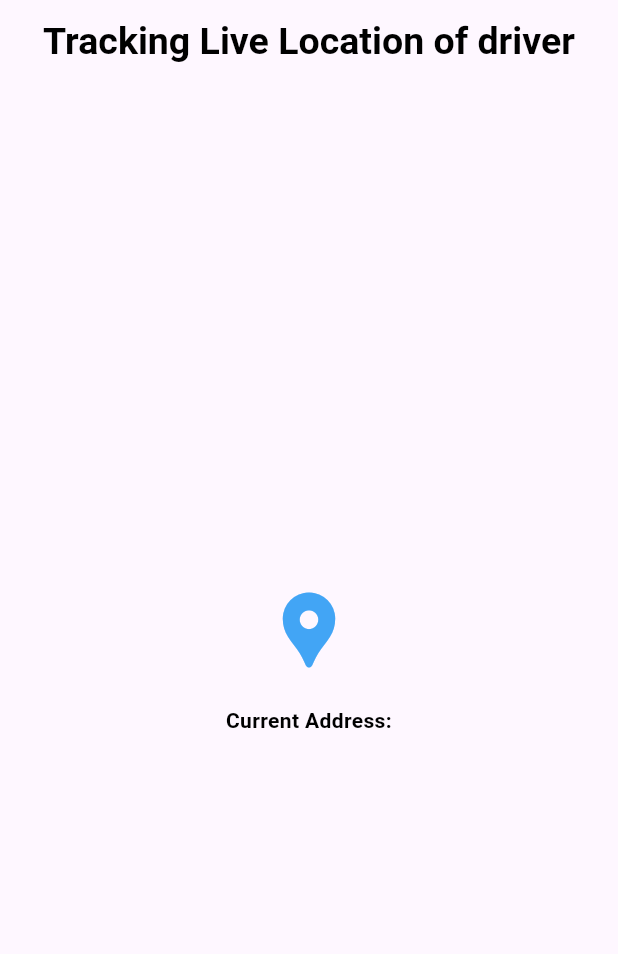
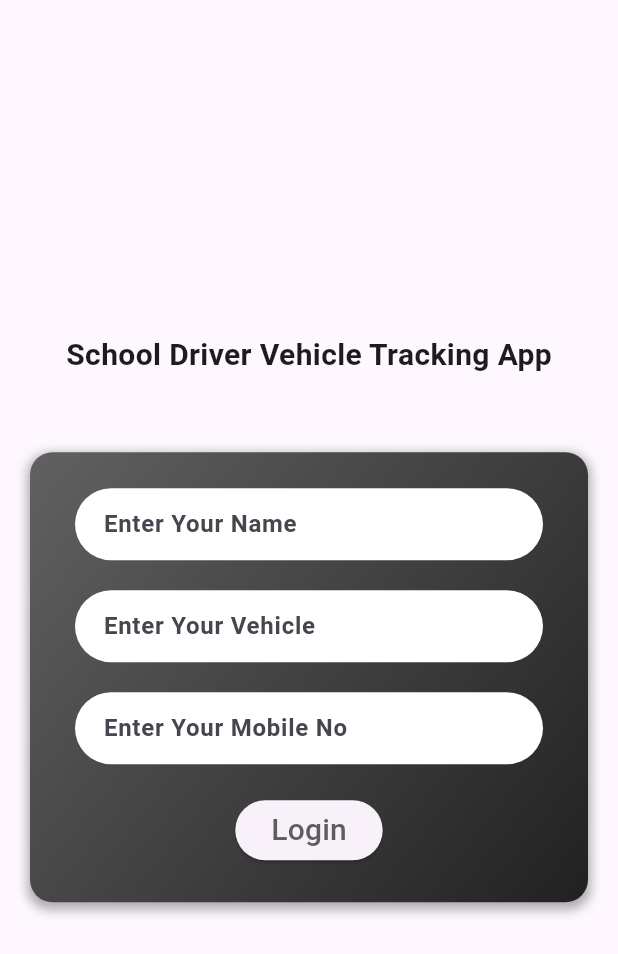
Before and after one commit to Ganeshshinde-2003/School_ERP_LiveTracking_App, a Flutter app: the screen it shows after launch, on a phone screen of 412 x 824 dp. Shown: the top 954 px of the screen. Run offline on Flutter 3.47's test engine with Material 2 defaults, Android fonts, the phone set to English and light mode, and no system bars; our stand-ins replace cloud_firestore, firebase_core, geocoding, geolocator, shared_preferences; accounts and stored records are empty.

Commit message:
Created teh login page and creted teh tracking app

```diff
--- /dev/null
+++ b/lib/login_page.dart
@@ -0,0 +1,161 @@
+// ignore_for_file: avoid_print
+
+import 'package:flutter/material.dart';
+import 'package:cloud_firestore/cloud_firestore.dart';
+import 'package:livelocation/text_field_widget.dart';
+import 'package:livelocation/tracker_home.dart';
+import 'package:shared_preferences/shared_preferences.dart';
+
+class LoginPage extends StatefulWidget {
+  const LoginPage({Key? key}) : super(key: key);
+
+  @override
+  State<LoginPage> createState() => _LoginPageState();
+}
+
+class _LoginPageState extends State<LoginPage> {
+  TextEditingController nameController = TextEditingController();
+  TextEditingController vehicleController = TextEditingController();
+  TextEditingController noController = TextEditingController();
+
+  Future<void> storeDriverDataInSharedPreferences(
+    String driverId,
+  ) async {
+    try {
+      SharedPreferences prefs = await SharedPreferences.getInstance();
+
+      // Store driverId, name, vehicle, and login status in SharedPreferences
+      await prefs.setString('driverId', driverId);
+      await prefs.setString('name', nameController.text);
+      await prefs.setString('vehicle', vehicleController.text);
+      await prefs.setBool('isLoggedIn', true);
+
+      // Navigate to the TrackerHome screen
+      // ignore: use_build_context_synchronously
+      Navigator.pushReplacement(
+        context,
+        MaterialPageRoute(builder: (context) => const TrackerHome()),
+      );
+    } catch (e) {
+      print('Error storing driver data in SharedPreferences: $e');
+    }
+  }
+
+  void _handleLoginButtonClick() async {
+    String enteredMobileNumber = noController.text;
+
+    try {
+      FirebaseFirestore firestore = FirebaseFirestore.instance;
+
+      CollectionReference addDriverCollection =
+          firestore.collection('AddDriver');
+
+      QuerySnapshot querySnapshot = await addDriverCollection.get();
+      bool isMatchFound = false;
+      for (QueryDocumentSnapshot document in querySnapshot.docs) {
+        String mobileNo = document.get('mobileNo');
+
+        if (mobileNo == enteredMobileNumber) {
+          String driverId = document.get('driverId');
+          await storeDriverDataInSharedPreferences(driverId);
+
+          isMatchFound = true;
+
+          break;
+        }
+      }
+
+      // ignore: use_build_context_synchronously
+      ScaffoldMessenger.of(context).showSnackBar(
+        SnackBar(
+          content: Text(
+            isMatchFound ? 'Found driver' : 'Driver not found',
+          ),
+          duration: const Duration(seconds: 2),
+        ),
+      );
+    } catch (e) {
+      print('Error fetching data from AddDriver collection: $e');
+    }
+  }
+
+  @override
+  Widget build(BuildContext context) {
+    return Scaffold(
+      body: Center(
+        child: Padding(
+          padding: const EdgeInsets.symmetric(horizontal: 20),
+          child: Column(
+            mainAxisAlignment: MainAxisAlignment.center,
+            children: [
+              const Text(
+                "School Driver Vehicle Tracking App",
+                style: TextStyle(
+                  fontSize: 20,
+                  fontWeight: FontWeight.bold,
+                ),
+              ),
+              const SizedBox(height: 50),
+              Container(
+                height: 300,
+                width: double.infinity,
+                decoration: BoxDecoration(
+                  borderRadius: BorderRadius.circular(15.0),
+                  boxShadow: [
+                    BoxShadow(
+                      color: Colors.black.withOpacity(0.3),
+                      spreadRadius: 2,
+                      blurRadius: 5,
+                      offset: const Offset(0, 3),
+                    ),
+                  ],
+                  gradient: LinearGradient(
+                    begin: Alignment.topLeft,
+                    end: Alignment.bottomRight,
+                    colors: [
+                      Colors.grey.shade700,
+                      Colors.grey.shade900,
+                    ],
+                  ),
+                ),
+                child: Padding(
+                  padding: const EdgeInsets.symmetric(horizontal: 30),
+                  child: Column(
+                    mainAxisAlignment: MainAxisAlignment.center,
+                    children: [
+                      CustomTextField(
+                        controller: nameController,
+                        hintText: "Enter Your Name",
+                      ),
+                      const SizedBox(height: 20),
+                      CustomTextField(
+                        controller: vehicleController,
+                        hintText: "Enter Your Vehicle",
+                      ),
+                      const SizedBox(height: 20),
+                      CustomTextField(
+                        controller: noController,
+                        hintText: "Enter Your Mobile No",
+                      ),
+                      const SizedBox(height: 20),
+                      ElevatedButton(
+                        onPressed: _handleLoginButtonClick,
+                        child: const Text(
+                          "Login",
+                          style: TextStyle(
+                            fontSize: 20,
+                            color: Color.fromARGB(255, 95, 94, 94),
+                          ),
+                        ),
+                      )
+                    ],
+                  ),
+                ),
+              ),
+            ],
+          ),
+        ),
+      ),
+    );
+  }
+}
--- a/lib/main.dart
+++ b/lib/main.dart
@@ -1,24 +1,29 @@
-import 'dart:async';
-
-import 'package:cloud_firestore/cloud_firestore.dart';
+import 'package:flutter/material.dart';
 import 'package:firebase_core/firebase_core.dart';
-import 'package:flutter/material.dart';
-import 'package:geocoding/geocoding.dart';
 import 'package:livelocation/firebase_options.dart';
-import 'package:geolocator/geolocator.dart';
+import 'package:livelocation/login_page.dart';
+import 'package:livelocation/tracker_home.dart';
 import 'package:shared_preferences/shared_preferences.dart';
-import 'package:uuid/uuid.dart';
 
 void main() async {
   WidgetsFlutterBinding.ensureInitialized();
   await Firebase.initializeApp(
     options: DefaultFirebaseOptions.currentPlatform,
   );
-  runApp(const MyApp());
+
+  SharedPreferences prefs = await SharedPreferences.getInstance();
+  bool isLoggedIn = prefs.getBool('isLoggedIn') ?? false;
+  String driverId = prefs.getString('driverId') ?? '';
+  runApp(MyApp(isLoggedIn: isLoggedIn, driverId: driverId));
 }
 
 class MyApp extends StatelessWidget {
-  const MyApp({super.key});
+  final bool isLoggedIn;
+  final String driverId;
+
+  const MyApp({Key? key, required this.isLoggedIn, required this.driverId})
+      : super(key: key);
+
   @override
   Widget build(BuildContext context) {
     return MaterialApp(
@@ -28,165 +33,9 @@ class MyApp extends StatelessWidget {
         colorScheme: ColorScheme.fromSeed(seedColor: Colors.deepPurple),
         useMaterial3: true,
       ),
-      home: const MyHomePage(),
+      home: isLoggedIn && driverId.isNotEmpty
+          ? const TrackerHome()
+          : const LoginPage(),
     );
   }
 }
-
-class MyHomePage extends StatefulWidget {
-  const MyHomePage({super.key});
-  @override
-  State<MyHomePage> createState() => _MyHomePageState();
-}
-
-class _MyHomePageState extends State<MyHomePage> {
-  double? lat;
-  double? lon;
-  String address = "";
-  late Timer _timer;
-  late String userId;
-
-  @override
-  void initState() {
-    super.initState();
-    _initializeUserId();
-    _timer = Timer.periodic(const Duration(seconds: 1), (Timer timer) {
-      getCurrentLocation();
-    });
-  }
-
-  Future<void> _initializeUserId() async {
-    SharedPreferences prefs = await SharedPreferences.getInstance();
-    String? storedUserId = prefs.getString('userId');
-
-    if (storedUserId == null) {
-      // Generate a new UUID and store it in SharedPreferences
-      userId = const Uuid().v4();
-      await prefs.setString('userId', userId);
-    } else {
-      userId = storedUserId;
-    }
-  }
-
-  @override
-  void dispose() {
-    _timer.cancel();
-    super.dispose();
-  }
-
-  void getCurrentLocation() async {
-    LocationPermission permission = await Geolocator.checkPermission();
-    bool serviceEnabled = await Geolocator.isLocationServiceEnabled();
-
-    if (!serviceEnabled) {
-      setState(() {
-        address = "Locaiton services are disabled";
-      });
-    }
-    if (permission == LocationPermission.denied ||
-        permission == LocationPermission.deniedForever) {
-      setState(() {
-        address = "Location Permission is denied";
-      });
-      await Geolocator.requestPermission();
-    } else {
-      Position currentPosition = await Geolocator.getCurrentPosition(
-        desiredAccuracy: LocationAccuracy.bestForNavigation,
-      );
-      setState(() {
-        lat = currentPosition.latitude;
-        lon = currentPosition.longitude;
-      });
-      getAddress(lat, lon);
-    }
-  }
-
-  getAddress(double? lat, double? long) async {
-    if (lat != null && long != null) {
-      List<Placemark> placeMarks = await placemarkFromCoordinates(lat, long);
-      setState(() {
-        address =
-            "${placeMarks[0].street!} ${placeMarks[0].subLocality!} ${placeMarks[0].subAdministrativeArea!} ${placeMarks[0].postalCode!} ${placeMarks[0].administrativeArea!} ${placeMarks[0].country!}";
-      });
-
-      await storeLocationInFireStore(lat, lon, address);
-    }
-  }
-
-  Future<void> storeLocationInFireStore(
-      double? lat, double? lon, String address) async {
-    try {
-      FirebaseFirestore firestore = FirebaseFirestore.instance;
-
-      DocumentReference userLocationDoc =
-          firestore.collection('Locations').doc(userId);
-
-      await userLocationDoc.set({
-        'latitude': lat,
-        'longitude': lon,
-        'address': address,
-        'timestamp': FieldValue.serverTimestamp(),
-      });
-    } catch (e) {
-      showResultSnackbar(false);
-    }
-  }
-
-  void showResultSnackbar(bool success) {
-    ScaffoldMessenger.of(context).showSnackBar(
-      SnackBar(
-        content: Text(success
-            ? 'Location data stored successfully'
-            : 'Failed to store location data'),
-        duration: const Duration(seconds: 2),
-      ),
-    );
-  }
-
-  @override
-  Widget build(BuildContext context) {
-    return Scaffold(
-      appBar: AppBar(
-        title: const Text(
-          "Tracking Live Location of driver",
-          style: TextStyle(
-            color: Colors.black,
-            fontSize: 25,
-            fontWeight: FontWeight.w600,
-          ),
-        ),
-        centerTitle: true,
-      ),
-      body: SafeArea(
-        child: Center(
-          child: Padding(
-            padding: const EdgeInsets.symmetric(
-              horizontal: 30,
-            ),
-            child: Column(
-              mainAxisAlignment: MainAxisAlignment.center,
-              children: [
-                Column(children: [
-                  Icon(
-                    Icons.location_pin,
-                    size: 60,
-                    color: Colors.blue.shade400,
-                  ),
-                  const SizedBox(height: 20),
-                  Text(
-                    "Current Address: $address",
-                    style: const TextStyle(
-                      color: Colors.black,
-                      fontWeight: FontWeight.bold,
-                    ),
-                    textAlign: TextAlign.center,
-                  ),
-                ]),
-              ],
-            ),
-          ),
-        ),
-      ),
-    );
-  }
-}
--- /dev/null
+++ b/lib/text_field_widget.dart
@@ -0,0 +1,57 @@
+import 'package:flutter/material.dart';
+
+class CustomTextField extends StatelessWidget {
+  final TextEditingController controller;
+  final String hintText;
+  final bool hidden;
+  final int lines;
+  final double radius;
+  final TextAlign align;
+
+  const CustomTextField({
+    Key? key,
+    required this.controller,
+    required this.hintText,
+    this.hidden = false,
+    this.lines = 1,
+    this.radius = 50.0,
+    this.align = TextAlign.start,
+  }) : super(key: key);
+
+  @override
+  Widget build(BuildContext context) {
+    return TextFormField(
+      obscureText: hidden,
+      controller: controller,
+      maxLines: lines,
+      textAlign: align,
+      style: const TextStyle(fontWeight: FontWeight.bold),
+      decoration: InputDecoration(
+        hintText: hintText,
+        filled: true,
+        fillColor: Colors.white,
+        border: OutlineInputBorder(
+          borderRadius: BorderRadius.circular(radius),
+        ),
+        enabledBorder: OutlineInputBorder(
+          borderSide: BorderSide.none,
+          borderRadius: BorderRadius.circular(radius),
+        ),
+        focusedBorder: OutlineInputBorder(
+          borderSide: const BorderSide(color: Colors.black, width: 1.5),
+          borderRadius: BorderRadius.circular(radius),
+        ),
+        contentPadding: const EdgeInsets.symmetric(
+          horizontal: 15,
+          vertical: 5,
+        ),
+      ),
+      validator: (val) {
+        if (val == null || val.isEmpty) {
+          return "Enter your $hintText";
+        }
+        return null;
+      },
+    );
+  }
+}
```
Also changed, not shown: lib/tracker_home.dart (added, +197 -0 lines).
